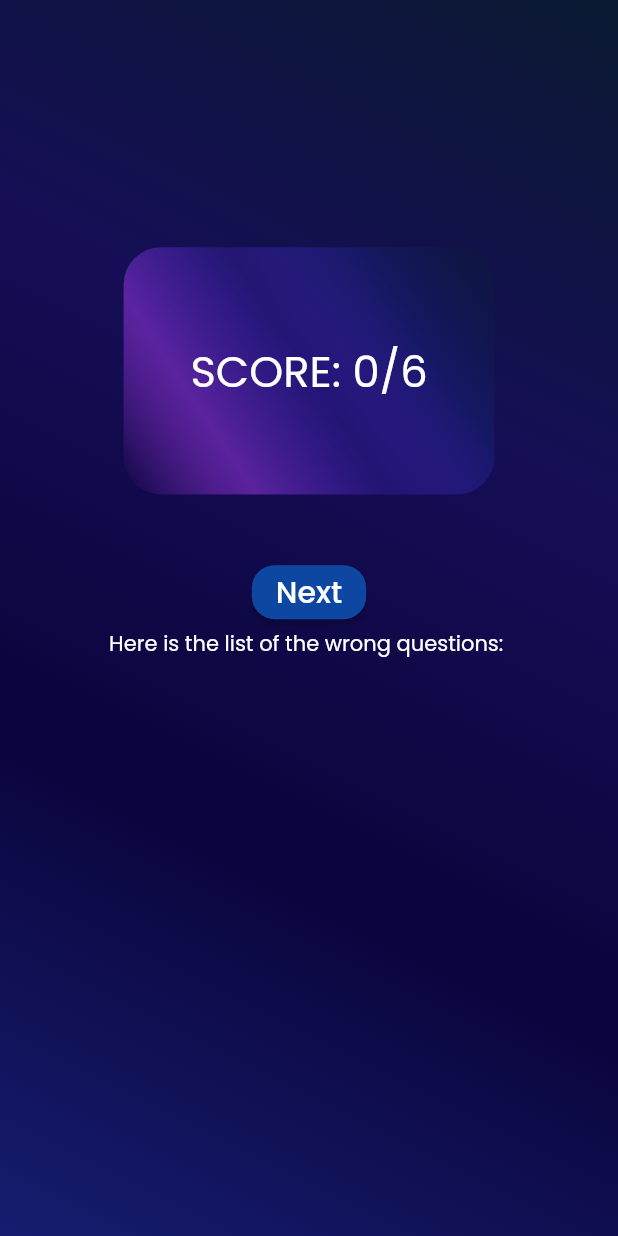
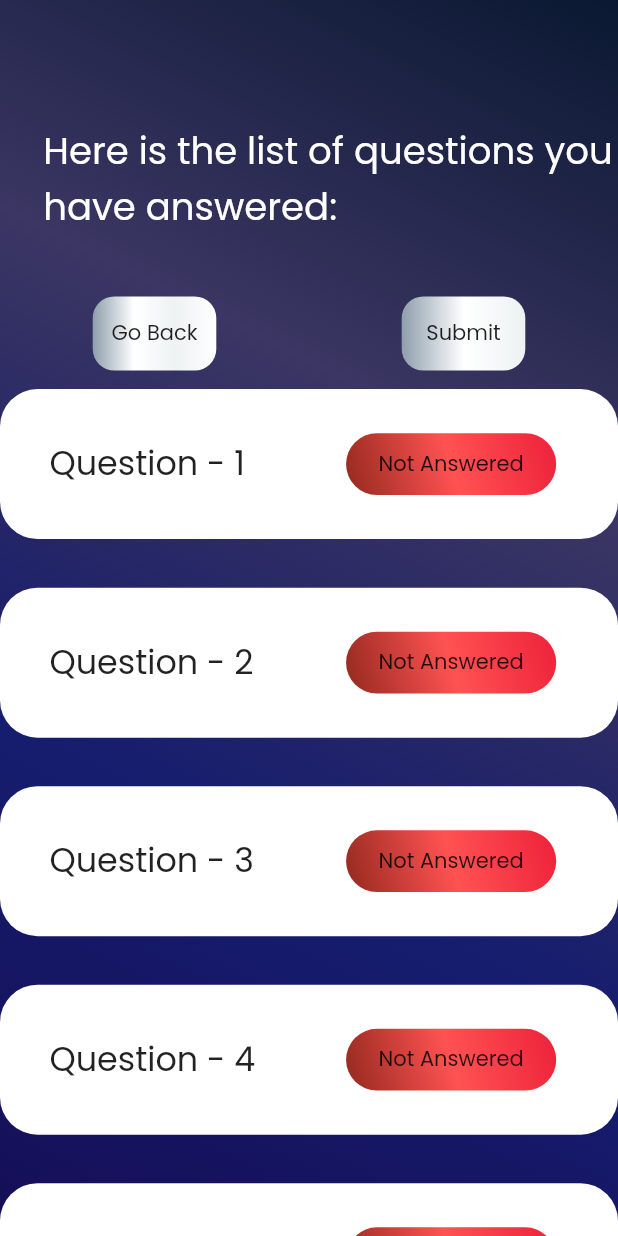
Before and after one commit to PICT-FE01-ADHRR/Engg-Chemistry-Assist, a Flutter app: the QuizScreen2 screen opened directly, item 2 of the bottom bar chosen, after a tap on "Next", after a tap on "Submit", on a phone screen of 412 x 824 dp. Run offline on Flutter 3.47's test engine with Material 2 defaults, Android fonts, the phone set to English and light mode, and no system bars; our stand-ins replace firebase_auth, firebase_core, firebase_database, google_fonts, google_sign_in, url_launcher_web; missing offline and left inert: firebase_auth_web, firebase_core_web, google_sign_in_web, mailto, syncfusion_flutter_pdfviewer, syncfusion_flutter_pdfviewer_web; accounts and stored records are empty.

Commit message:
Marked Question List

```diff
--- a/lib/main.dart
+++ b/lib/main.dart
@@ -1,3 +1,4 @@
+import 'package:engg_chemistry_study_assist/units/unit1/Quiz_2.0/QuestionList.dart';
 import 'package:flutter/material.dart';
 import 'package:google_fonts/google_fonts.dart';
 import 'package:firebase_core/firebase_core.dart';
@@ -8,6 +9,7 @@ Future<void> main() async {
   await Firebase.initializeApp();
   runApp(MyApp());
 }
+
 class MyApp extends StatelessWidget {
   @override
   Widget build(BuildContext context) {
@@ -16,6 +18,7 @@ class MyApp extends StatelessWidget {
         textTheme: GoogleFonts.poppinsTextTheme(Theme.of(context).textTheme),
       ),
       home: Loginpage(),
+      // home: AttemptedList(),
     );
   }
 }
--- a/lib/units/unit1/Quiz_2.0/Data/QuizQuestionList.dart
+++ b/lib/units/unit1/Quiz_2.0/Data/QuizQuestionList.dart
@@ -54,3 +54,4 @@ Set markedWrong = {};
 Set markedCorrect = {};
 Map markedWrongAnser = {};
 Map<int, int> tappedMap = {};
+Set skippedQues = {};
--- /dev/null
+++ b/lib/units/unit1/Quiz_2.0/QuestionList.dart
@@ -0,0 +1,204 @@
+import 'package:engg_chemistry_study_assist/units/unit1/Quiz_2.0/Data/QuizQuestionList.dart';
+import 'package:engg_chemistry_study_assist/units/unit1/Quiz_2.0/QuizScreen2.dart';
+import 'package:engg_chemistry_study_assist/units/unit1/Quiz_2.0/ScoreScreen.dart';
+import 'package:flutter/material.dart';
+
+class AttemptedList extends StatelessWidget {
+  PageController pageController = PageController(initialPage: 0);
+
+  @override
+  Widget build(BuildContext context) {
+    var deviceHeight = MediaQuery.of(context).size.height;
+    var deviceWidth = MediaQuery.of(context).size.width;
+    return Container(
+      height: deviceHeight,
+      width: deviceWidth,
+      decoration: BoxDecoration(
+        gradient: LinearGradient(
+            begin: Alignment.topRight,
+            end: Alignment.bottomLeft,
+            colors: [
+              Color(0xFF0A1931),
+              Color(0xFF0A043C).withOpacity(0.8),
+              Color(0xFF161D6F),
+              Color(0xFF150E56),
+            ]),
+      ),
+      child: Scaffold(
+        backgroundColor: Colors.transparent,
+        body: Column(
+          children: [
+            SizedBox(
+              height: deviceHeight * 0.1,
+            ),
+            Container(
+              margin: EdgeInsets.only(left: deviceHeight * 0.035),
+              child: Text(
+                "Here is the list of questions you have answered: ",
+                style: TextStyle(
+                    color: Colors.white, fontSize: deviceHeight * 0.030),
+              ),
+            ),
+            SizedBox(
+              height: deviceHeight * 0.05,
+            ),
+            Row(
+              mainAxisAlignment: MainAxisAlignment.spaceAround,
+              children: [
+                GestureDetector(
+                  onTap: () {
+                    Navigator.pop(context);
+                  },
+                  child: Container(
+                    alignment: Alignment.center,
+                    height: deviceHeight * 0.06,
+                    width: deviceWidth * 0.2,
+                    decoration: BoxDecoration(
+                        borderRadius: BorderRadius.circular(
+                          deviceWidth * 0.035,
+                        ),
+                        // color: Colors.white,
+                        gradient: LinearGradient(colors: [
+                          Color(0xFF8e9eab),
+                          Colors.white,
+                          Color(0xFFeef2f3),
+                          Colors.white,
+                        ])),
+                    child: Text("Go Back"),
+                  ),
+                ),
+                GestureDetector(
+                  onTap: () {
+                    Navigator.push(
+                        context,
+                        MaterialPageRoute(
+                            builder: (context) => CustomDialogBox(
+                                description:
+                                    "Are you sure you want to submit? ",
+                                buttonText: "OK")));
+                  },
+                  child: Container(
+                    alignment: Alignment.center,
+                    height: deviceHeight * 0.06,
+                    width: deviceWidth * 0.2,
+                    decoration: BoxDecoration(
+                        borderRadius: BorderRadius.circular(
+                          deviceWidth * 0.035,
+                        ),
+                        // color: Colors.white,
+                        gradient: LinearGradient(colors: [
+                          Color(0xFF8e9eab),
+                          Colors.white,
+                          Color(0xFFeef2f3)
+                        ])),
+                    child: Text("Submit"),
+                  ),
+                ),
+              ],
+            ),
+            Expanded(
+              child: ListView.builder(
+                itemCount: questionList.length,
+                itemBuilder: (context, index) => DisplayAllQuestions(index, () {
+                  var count = 0;
+                  print(index);
+                  Navigator.popUntil(context, (route) => count++ == 1);
+                }),
+              ),
+            )
+          ],
+        ),
+      ),
+    );
+  }
+}
+
+class DisplayAllQuestions extends StatelessWidget {
+  int itemIndex;
+  final VoidCallback goBackToQuestions;
+  DisplayAllQuestions(this.itemIndex, this.goBackToQuestions);
+
+  String otherThanMarked() {
+    if (tappedMap.containsKey(itemIndex)) {
+      return "Answered";
+    } else {
+      return "Not Answered";
+    }
+  }
+
+  Gradient getColor() {
+    if (!tappedMap.containsKey(itemIndex)) {
+      return LinearGradient(
+          begin: Alignment.topRight,
+          end: Alignment.bottomLeft,
+          colors: [
+            Color(0xFFED213A),
+            Colors.redAccent,
+            // Color(0xFF0A043C).withOpacity(0.8),
+            Color(0xFF93291E),
+            // Color(0xFF150E56),
+          ]);
+    } else {
+      return LinearGradient(
+          begin: Alignment.topRight,
+          end: Alignment.bottomLeft,
+          colors: [
+            Color(0xFF11998e),
+            // Color(0xFF0A043C).withOpacity(0.8),
+            Colors.greenAccent,
+            Color(0xFF38ef7d),
+            Color(0xFF11998e),
+            // Color(0xFF150E56),
+          ]);
+    }
+  }
+
+  @override
+  Widget build(BuildContext context) {
+    var deviceHeight = MediaQuery.of(context).size.height;
+    var deviceWidth = MediaQuery.of(context).size.width;
+    return InkWell(
+      onTap: goBackToQuestions,
+      child: Column(
+        children: [
+          SizedBox(
+            height: deviceHeight * 0.015,
+          ),
+          Container(
+            height: 100,
+            width: deviceWidth,
+            margin: EdgeInsets.only(bottom: 20),
+            decoration: BoxDecoration(
+                color: Colors.white, borderRadius: BorderRadius.circular(25)),
+            child: Row(
+              mainAxisAlignment: MainAxisAlignment.spaceBetween,
+              children: [
+                Container(
+                  // height: 200,
+                  // width: deviceWidth,
+                  color: Colors.white,
+                  child: Text(
+                    "Question - ${questionList[itemIndex].id}",
+                    style: TextStyle(fontSize: deviceHeight * 0.027),
+                  ),
+                  margin: EdgeInsets.only(left: deviceHeight * 0.04),
+                ),
+                Container(
+                  height: deviceHeight * 0.05,
+                  width: deviceWidth * 0.34,
+                  alignment: Alignment.center,
+                  decoration: BoxDecoration(
+                    borderRadius: BorderRadius.circular(deviceHeight * 0.035),
+                    gradient: getColor(),
+                  ),
+                  child: Text(otherThanMarked()),
+                  margin: EdgeInsets.only(right: deviceHeight * 0.05),
+                )
+              ],
+            ),
+          ),
+        ],
+      ),
+    );
+  }
+}
--- a/lib/units/unit1/Quiz_2.0/QuestionSet.dart
+++ b/lib/units/unit1/Quiz_2.0/QuestionSet.dart
@@ -15,7 +15,7 @@ class QuestionSet extends StatefulWidget {
 
 class _QuestionSetState extends State<QuestionSet> {
   var qId;
-
+  bool isTapped = false;
   List<int> tapped = [];
   @override
   Widget build(BuildContext context) {
@@ -53,6 +53,7 @@ class _QuestionSetState extends State<QuestionSet> {
               // working
               // tapped.contains(index) ? Color(0xFFFF8303) : Colors.grey,
               press: () {
+                isTapped = true;
                 if (!tapped.contains(index)) {
                   this.setState(() {
                     tappedMap.remove(widget.itemIndex);
@@ -84,6 +85,9 @@ class _QuestionSetState extends State<QuestionSet> {
                     // });
                   }
                 }
+                print("***************");
+                print(tappedMap);
+                print("***************");
 
                 // Option.isAnswered = true;
                 //     markedCorrect.contains(itemNum.id)) {
@@ -126,8 +130,6 @@ class _OptionState extends State<Option> {
 
   @override
   Widget build(BuildContext context) {
-    // QuestionController _questionController = Get.put(QuestionController());
-
     return GestureDetector(
       onTap: widget.press,
       child: Container(
--- a/lib/units/unit1/Quiz_2.0/QuizScreen2.dart
+++ b/lib/units/unit1/Quiz_2.0/QuizScreen2.dart
@@ -1,3 +1,4 @@
+import 'package:engg_chemistry_study_assist/units/unit1/Quiz_2.0/QuestionList.dart';
 import 'package:flutter/material.dart';
 import 'QuestionSet.dart';
 import 'scorescreen.dart';
@@ -100,7 +101,7 @@ class _QuizScreen2State extends State<QuizScreen2> {
                             context: context,
                             builder: (context) {
                               return CustomDialogBox(
-                                  title: " Quiz Completed",
+                                  // title: " Quiz Completed",
                                   description: "Press Submit Button ",
                                   buttonText: "Submit");
                               // return AlertDialog(
@@ -140,7 +141,7 @@ class _QuizScreen2State extends State<QuizScreen2> {
                       Navigator.push(
                           context,
                           MaterialPageRoute(
-                              builder: (context) => ScoreScreen()));
+                              builder: (context) => AttemptedList()));
                       // }
                     },
                     child: Container(
@@ -171,11 +172,8 @@ class _QuizScreen2State extends State<QuizScreen2> {
 }
 
 class CustomDialogBox extends StatelessWidget {
-  final String title, description, buttonText;
-  CustomDialogBox(
-      {required this.title,
-      required this.description,
-      required this.buttonText});
+  final String description, buttonText;
+  CustomDialogBox({required this.description, required this.buttonText});
 
   @override
   Widget build(BuildContext context) {
@@ -187,6 +185,8 @@ class CustomDialogBox extends StatelessWidget {
   }
 
   dialogContent(BuildContext context) {
+    var deviceHeight = MediaQuery.of(context).size.height;
+    var deviceWidth = MediaQuery.of(context).size.width;
     return Stack(
       children: [
         Container(
@@ -205,16 +205,20 @@ class CustomDialogBox extends StatelessWidget {
               SizedBox(
                 height: 30,
               ),
-              Text(
-                title,
-                style: TextStyle(fontSize: 24),
-              ),
+              // Text(
+              //   title,
+              //   style: TextStyle(fontSize: 24),
+              // ),
               SizedBox(
                 height: 15,
               ),
-              Text(
-                description,
-                style: TextStyle(fontSize: 18),
+              Container(
+                margin: EdgeInsets.symmetric(horizontal: deviceHeight * 0.02),
+                alignment: Alignment.center,
+                child: Text(
+                  description,
+                  style: TextStyle(fontSize: 18),
+                ),
               ),
               SizedBox(
                 height: 26,
@@ -225,7 +229,6 @@ class CustomDialogBox extends StatelessWidget {
                   onTap: () {
                     Navigator.push(context,
                         MaterialPageRoute(builder: (context) => ScoreScreen()));
-
                   },
                   child: Container(
                     alignment: Alignment.center,
--- a/lib/units/unit1/Quiz_2.0/ScoreScreen.dart
+++ b/lib/units/unit1/Quiz_2.0/ScoreScreen.dart
@@ -1,5 +1,6 @@
 import 'package:flutter/material.dart';
 import './Data/QuizQuestionList.dart';
+import 'QuestionSet.dart';
 
 class ScoreScreen extends StatefulWidget {
   const ScoreScreen({Key? key}) : super(key: key);
@@ -94,7 +95,7 @@ class _ScoreScreenState extends State<ScoreScreen> {
                   Navigator.popUntil(
                     context,
                     (route) {
-                      return count++ == 4;
+                      return count++ == 5;
                     },
                   );
                 },
@@ -105,7 +106,7 @@ class _ScoreScreenState extends State<ScoreScreen> {
               ),
               Expanded(
                 child: ListView.builder(
-                    itemCount: markedWrong.length,
+                    itemCount: markedWrong.length + skippedQues.length,
                     // itemCount: 5,
                     itemBuilder: (context, index) {
                       return DisplayWrongQuestions(
@@ -147,6 +148,12 @@ class DisplayWrongQuestions extends StatelessWidget {
   //     print(element);
   //   });
   // }
+  String displayMissedQuestions() {
+    if (!tappedMap.containsKey(itemIndex)) {
+      return questionList[itemIndex].question;
+    }
+    return "";
+  }
 
   @override
   Widget build(BuildContext context) {
@@ -170,6 +177,10 @@ class DisplayWrongQuestions extends StatelessWidget {
             width: deviceWidth,
             child: Column(
               children: [
+                // Text(
+                //   displayMissedQuestions(),
+                //   style: TextStyle(color: Colors.white),
+                // ),
                 Text(
                   // itemIndex.toString(),
                   // code for question display
```
